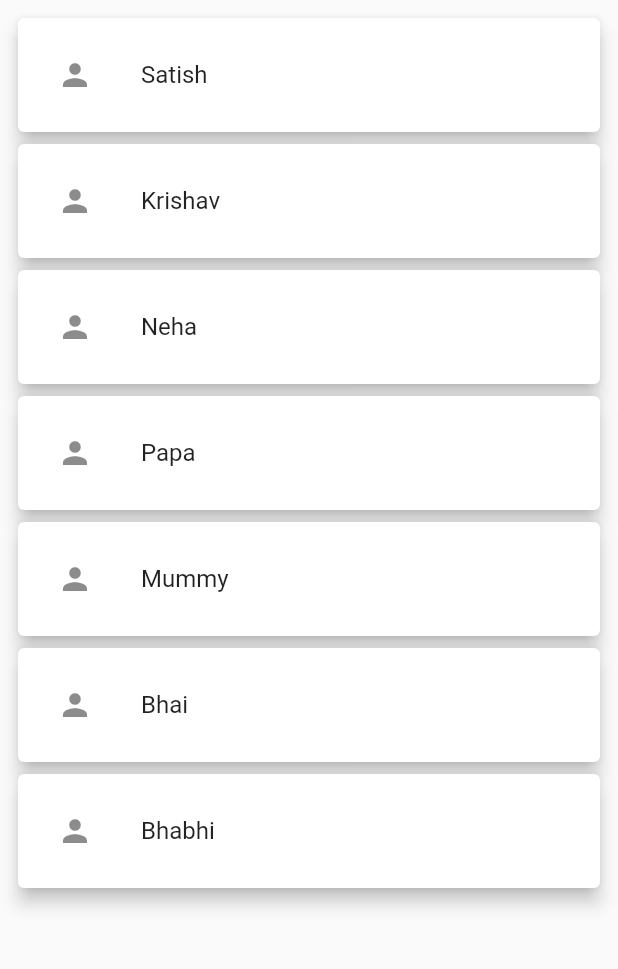
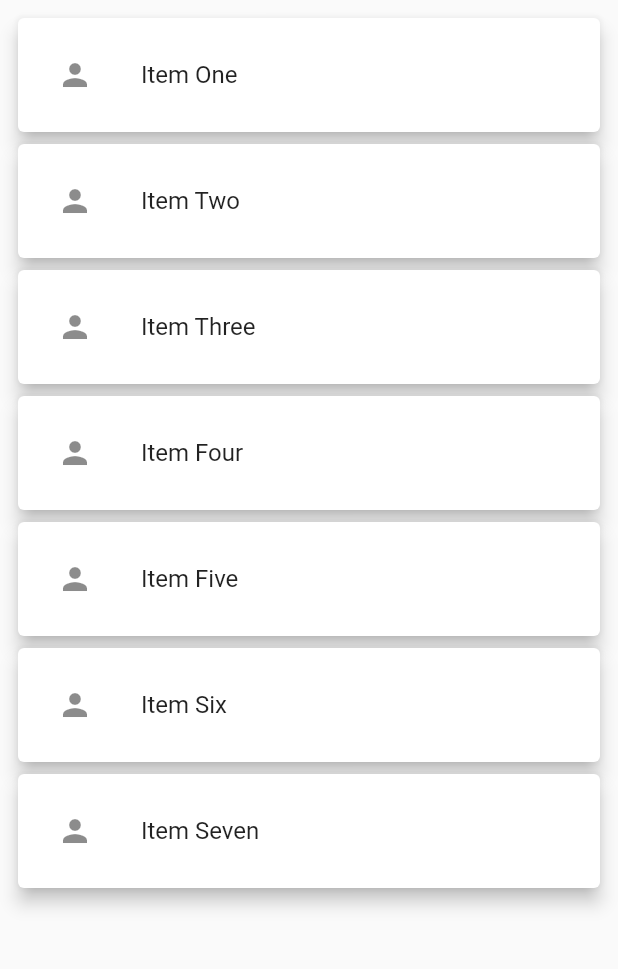
Before and after one commit to SatishKumarRaizada/my_animation, a Flutter app: the AnimatedListPage screen opened directly, on a phone screen of 412 x 824 dp, the part 84-1053 px from its top. Run offline on Flutter 3.47's test engine with Material 2 defaults, Android fonts, the phone set to English and light mode, and no system bars; our stand-ins replace infinite_scroll_pagination.

Commit message:
List build animated

```diff
--- a/lib/animated_list.dart
+++ b/lib/animated_list.dart
@@ -21,13 +21,13 @@ class _AnimatedListPageState extends State<AnimatedListPage> {
 
   void _addItemToList() async {
     List<String> lists = [
-      'Satish',
-      'Krishav',
-      'Neha',
-      'Papa',
-      'Mummy',
-      'Bhai',
-      'Bhabhi'
+      'Item One',
+      'Item Two',
+      'Item Three',
+      'Item Four',
+      'Item Five',
+      'Item Six',
+      'Item Seven'
     ];
     for (var element in lists) {
       await Future.delayed(const Duration(milliseconds: 100));
--- a/lib/main.dart
+++ b/lib/main.dart
@@ -1,6 +1,7 @@
 import 'package:flutter/material.dart';
 import 'package:my_anime/animated_list.dart';
 import 'package:my_anime/infinite_scroll_list.dart';
+import 'package:my_anime/search_page.dart';
 
 void main() {
   runApp(const MyApp());
@@ -16,7 +17,7 @@ class MyApp extends StatelessWidget {
       theme: ThemeData(
         primarySwatch: Colors.pink,
       ),
-      home: const AnimatedScrollPage(),
+      home: const SearchPage(),
     );
   }
 }
```
Also changed, not shown: lib/search_page.dart (added, +24 -0 lines).
